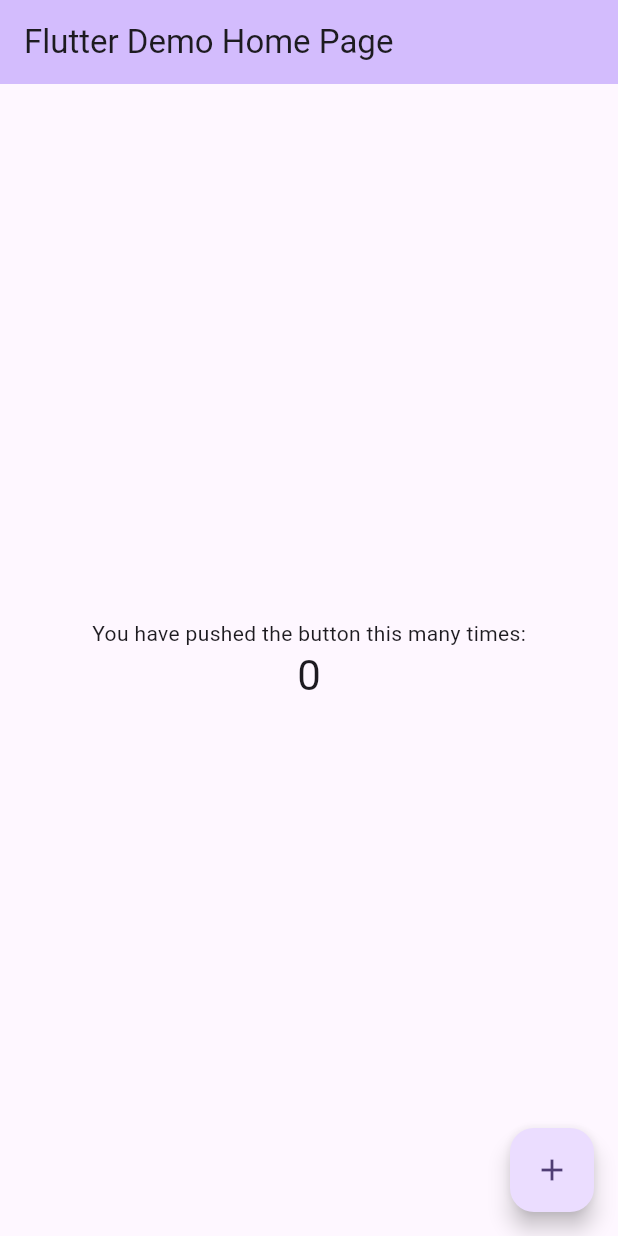
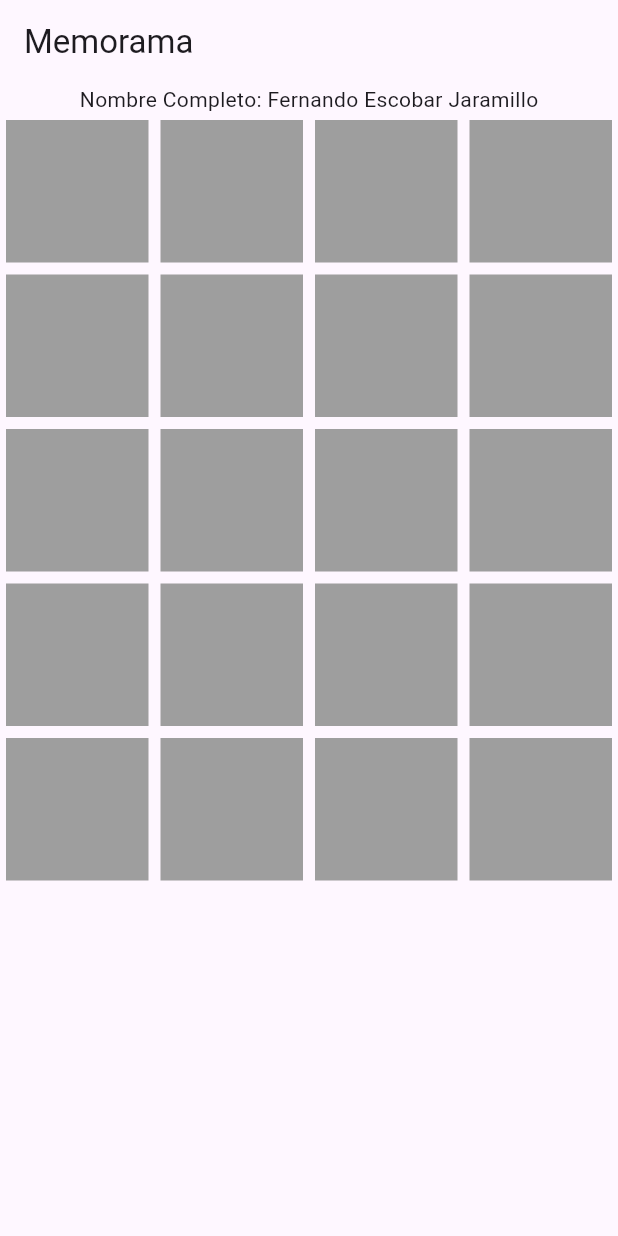
Before and after one commit to Fundamentos-Moviles/exameni-FerZea, a Flutter app: the screen it shows after launch, on a phone screen of 412 x 824 dp. Run offline on Flutter 3.47's test engine with Material 3 defaults, Android fonts, the phone set to English and light mode, and no system bars.

Commit message:
Primer implementacion de la vista

```diff
--- a/lib/main.dart
+++ b/lib/main.dart
@@ -1,110 +1,15 @@
-//primer commit
-
 import 'package:flutter/material.dart';
+import 'memoramaGame.dart';
 
 void main() {
-  runApp(const MyApp());
+  runApp(MyApp());
 }
 
 class MyApp extends StatelessWidget {
-  const MyApp({super.key});
-
-  // This widget is the root of your application.
   @override
   Widget build(BuildContext context) {
     return MaterialApp(
-      title: 'Flutter Demo',
-      theme: ThemeData(
-
-        colorScheme: ColorScheme.fromSeed(seedColor: Colors.deepPurple),
-      ),
-      home: const MyHomePage(title: 'Flutter Demo Home Page'),
+      home: MemoramaGame(),
     );
   }
 }
-
-class MyHomePage extends StatefulWidget {
-  const MyHomePage({super.key, required this.title});
-
-  // This widget is the home page of your application. It is stateful, meaning
-  // that it has a State object (defined below) that contains fields that affect
-  // how it looks.
-
-  // This class is the configuration for the state. It holds the values (in this
-  // case the title) provided by the parent (in this case the App widget) and
-  // used by the build method of the State. Fields in a Widget subclass are
-  // always marked "final".
-
-  final String title;
-
-  @override
-  State<MyHomePage> createState() => _MyHomePageState();
-}
-
-class _MyHomePageState extends State<MyHomePage> {
-  int _counter = 0;
-
-  void _incrementCounter() {
-    setState(() {
-      // This call to setState tells the Flutter framework that something has
-      // changed in this State, which causes it to rerun the build method below
-      // so that the display can reflect the updated values. If we changed
-      // _counter without calling setState(), then the build method would not be
-      // called again, and so nothing would appear to happen.
-      _counter++;
-    });
-  }
-
-  @override
-  Widget build(BuildContext context) {
-    // This method is rerun every time setState is called, for instance as done
-    // by the _incrementCounter method above.
-    //
-    // The Flutter framework has been optimized to make rerunning build methods
-    // fast, so that you can just rebuild anything that needs updating rather
-    // than having to individually change instances of widgets.
-    return Scaffold(
-      appBar: AppBar(
-        // TRY THIS: Try changing the color here to a specific color (to
-        // Colors.amber, perhaps?) and trigger a hot reload to see the AppBar
-        // change color while the other colors stay the same.
-        backgroundColor: Theme.of(context).colorScheme.inversePrimary,
-        // Here we take the value from the MyHomePage object that was created by
-        // the App.build method, and use it to set our appbar title.
-        title: Text(widget.title),
-      ),
-      body: Center(
-        // Center is a layout widget. It takes a single child and positions it
-        // in the middle of the parent.
-        child: Column(
-          // Column is also a layout widget. It takes a list of children and
-          // arranges them vertically. By default, it sizes itself to fit its
-          // children horizontally, and tries to be as tall as its parent.
-          //
-          // Column has various properties to control how it sizes itself and
-          // how it positions its children. Here we use mainAxisAlignment to
-          // center the children vertically; the main axis here is the vertical
-          // axis because Columns are vertical (the cross axis would be
-          // horizontal).
-          //
-          // TRY THIS: Invoke "debug painting" (choose the "Toggle Debug Paint"
-          // action in the IDE, or press "p" in the console), to see the
-          // wireframe for each widget.
-          mainAxisAlignment: MainAxisAlignment.center,
-          children: <Widget>[
-            const Text('You have pushed the button this many times:'),
-            Text(
-              '$_counter',
-              style: Theme.of(context).textTheme.headlineMedium,
-            ),
-          ],
-        ),
-      ),
-      floatingActionButton: FloatingActionButton(
-        onPressed: _incrementCounter,
-        tooltip: 'Increment',
-        child: const Icon(Icons.add),
-      ), // This trailing comma makes auto-formatting nicer for build methods.
-    );
-  }
-}
--- /dev/null
+++ b/lib/memoramaGame.dart
@@ -0,0 +1,67 @@
+import 'dart:math';
+import 'package:flutter/material.dart';
+
+class MemoramaGame extends StatefulWidget {
+  @override
+  _MemoramaGameState createState() => _MemoramaGameState();
+}
+
+class _MemoramaGameState extends State<MemoramaGame> {
+  List<Color> colors = [];
+  List<bool> visibility = [];
+  List<int> selectedIndexes = [];
+
+  int gridWidth = 4;
+  int gridHeight = 5;
+
+  @override
+  void initState() {
+    super.initState();
+    generateInitialGrid();
+
+  }
+
+  void generateInitialGrid() {
+    colors = List.generate(gridWidth * gridHeight, (index)
+        {
+          return Colors.blue;
+        });
+
+    visibility = List.generate(gridWidth * gridHeight, (index)
+        {
+          return false; //Mando un false para que que ponga inicialmente las cuadriculas en gris
+        });
+  }
+
+
+  @override
+  Widget build(BuildContext context) {
+    return Scaffold(
+      appBar: AppBar(title: Text("Memorama")),
+      body: Column(
+        children: [
+          Text("Nombre Completo: Fernando Escobar Jaramillo"),
+          Expanded(
+            child: GridView.builder(
+              gridDelegate: SliverGridDelegateWithFixedCrossAxisCount(
+                crossAxisCount: gridWidth,  // Número de columnas
+                childAspectRatio: 1.0,  // Aspecto de cada celda (1:1)
+              ),
+              shrinkWrap: true,
+              itemCount: colors.length,
+              itemBuilder: (context, index) {
+                return GestureDetector(
+                  child: Container(
+                    color: visibility[index] ? colors[index] : Colors.grey,
+                    margin: EdgeInsets.all(4),
+                    child: Center(child: Text("")),
+                  ),
+                );
+              },
+            ),
+          ),
+        ],
+      ),
+    );
+  }
+}
```
